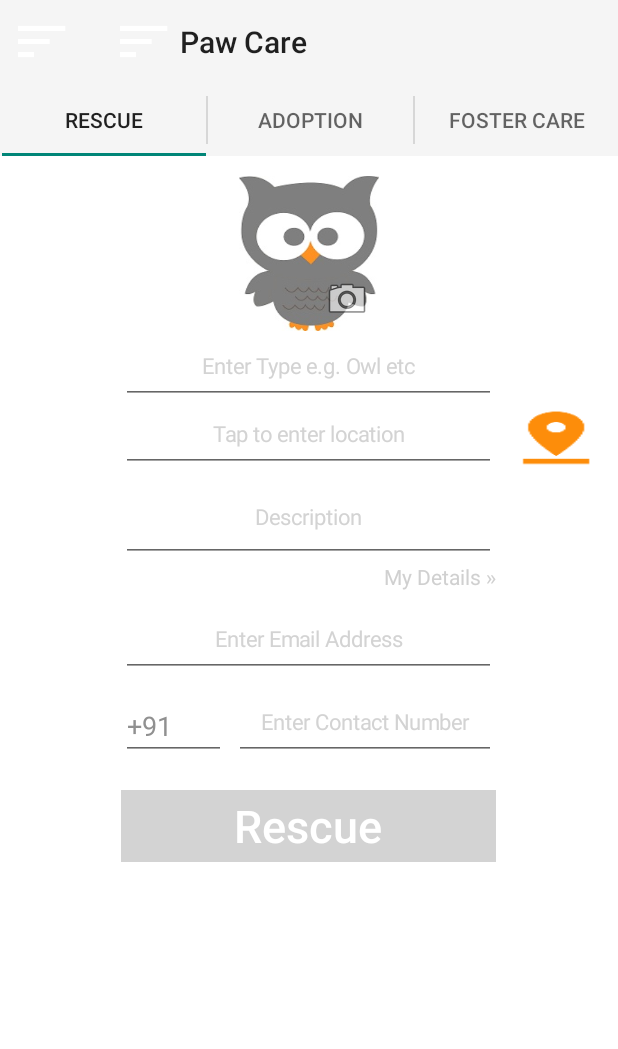
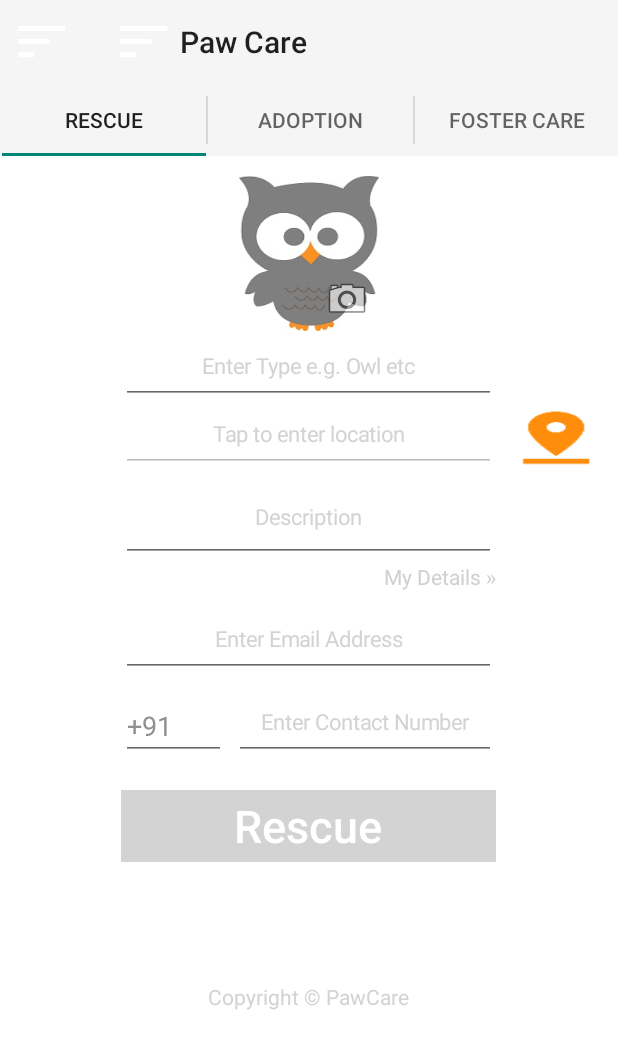
Before and after one commit to anmol0591/TestUi1, an Android app: the screen it shows after launch (MainActivity), on a phone screen of 412 x 824 dp. Shown: the top 1049 px of the screen. Run offline under Robolectric (Android 15) with nearby library versions, the phone set to English and light mode, and no system bars; 1 statement that could not run was skipped.

Commit message:
Merge branch 'master' of https://github.com/anmol0591/TestUi1
Conflicts:
	app/src/main/java/com/pawcare/source/views/RescueFragment.java

```diff
--- a/app/src/main/java/com/pawcare/source/views/RescueFragment.java
+++ b/app/src/main/java/com/pawcare/source/views/RescueFragment.java
@@ -258,6 +258,8 @@ public class RescueFragment extends android.support.v4.app.Fragment implements L
                                         Toast toast = null;
                                         toast = Toast.makeText(getActivity().getApplicationContext(), "Error in sending rescue request. Try again.", Toast.LENGTH_LONG);
                                         toast.show();
+                                        btnRescue.setEnabled(true);
+                                        btnRescue.setBackgroundColor(Color.parseColor("#00ccff"));
                                     } else {
                                         Toast toast = null;
                                         toast = Toast.makeText(getActivity().getApplicationContext(), "Rescue request sent successfully. Thank you!!!", Toast.LENGTH_LONG);
--- a/app/src/main/res/layout/rescue_layout.xml
+++ b/app/src/main/res/layout/rescue_layout.xml
@@ -51,6 +51,7 @@
         android:clickable="true"
         android:ellipsize="start"
         android:scrollHorizontally="true"
+        android:enabled="false"
         android:gravity="center_horizontal"
         android:layout_centerHorizontal="true"
         android:layout_below="@+id/et_type"
@@ -177,7 +178,20 @@
         android:layout_alignLeft="@+id/et_email"
         android:layout_alignStart="@+id/et_email"
         android:layout_toStartOf="@+id/img_capture"
+        android:layout_toLeftOf="@+id/img_capture"
         android:editable="false" />
+
+    <TextView
+        android:layout_width="wrap_content"
+        android:layout_height="fill_parent"
+        android:textAppearance="?android:attr/textAppearanceSmall"
+        android:text="@string/copyright"
+        android:id="@+id/textView2"
+        android:gravity="bottom"
+        android:textColor="#d3d3d3"
+        android:paddingTop="80dp"
+        android:layout_centerHorizontal="true"
+        android:layout_below="@+id/btn_rescue" />
 
 </RelativeLayout>
     </ScrollView>
--- a/app/src/main/res/values/strings.xml
+++ b/app/src/main/res/values/strings.xml
@@ -4,4 +4,5 @@
     <string name="action_settings">Settings</string>
     <string name="more_info">My Details \u00BB</string>
     <string name="title_activity_splash">SplashActivity</string>
+    <string name="copyright">Copyright &#169; PawCare</string>
 </resources>
```
